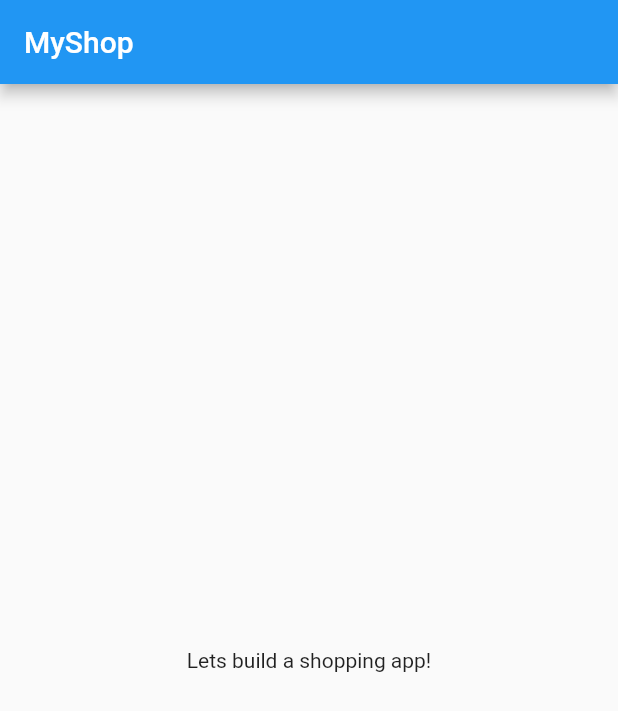
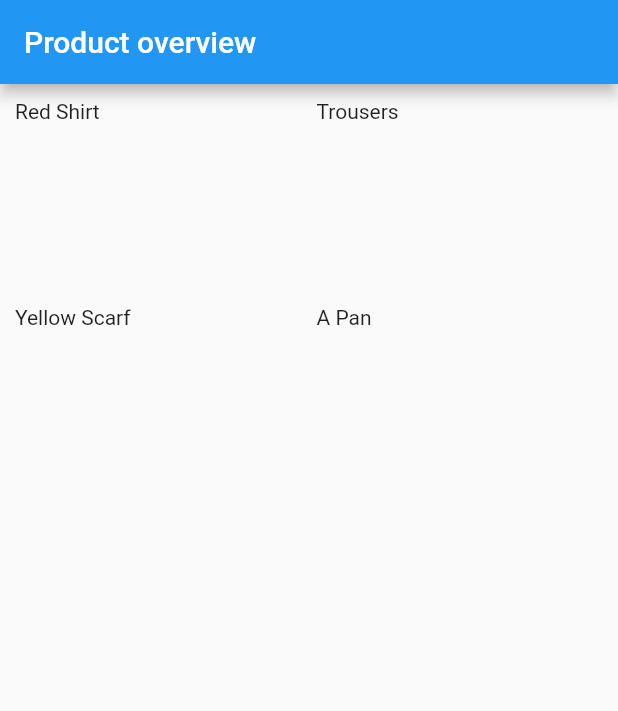
Before and after one commit to gustavolsilvano/flutter_my_shop, a Flutter app: the screen it shows after launch, on a phone screen of 412 x 824 dp. Shown: the top 711 px of the screen. Run offline on Flutter 3.47's test engine with Material 2 defaults, Android fonts, the phone set to English and light mode, and no system bars.

Commit message:
feat: adding products_overview_screen

```diff
--- a/lib/main.dart
+++ b/lib/main.dart
@@ -1,4 +1,5 @@
 import 'package:flutter/material.dart';
+import 'package:flutter_my_shop/screens/products_overview_screen.dart';
 
 void main() {
   runApp(const MyApp());
@@ -14,25 +15,10 @@ class MyApp extends StatelessWidget {
       theme: ThemeData(
         primarySwatch: Colors.blue,
       ),
-      home: const MyHomePage(),
+      routes: {
+        '/': (_) => ProductOverviewScreen(),
+        ProductOverviewScreen.routeName: (_) => ProductOverviewScreen()
+      },
     );
   }
 }
-
-class MyHomePage extends StatefulWidget {
-  const MyHomePage({super.key});
-
-  @override
-  State<MyHomePage> createState() => _MyHomePageState();
-}
-
-class _MyHomePageState extends State<MyHomePage> {
-  @override
-  Widget build(BuildContext context) {
-    return Scaffold(
-        appBar: AppBar(
-          title: const Text('MyShop'),
-        ),
-        body: const Center(child: Text('Let\s build a shopping app!')));
-  }
-}
--- /dev/null
+++ b/lib/models/product.dart
@@ -0,0 +1,16 @@
+class Product {
+  final String id;
+  final String title;
+  final String description;
+  final double price;
+  final String imageUrl;
+  bool isFavorite;
+
+  Product(
+      {required this.id,
+      required this.title,
+      required this.description,
+      required this.price,
+      required this.imageUrl,
+      this.isFavorite = false});
+}
--- /dev/null
+++ b/lib/screens/products_overview_screen.dart
@@ -0,0 +1,63 @@
+import 'package:flutter/material.dart';
+import 'package:flutter_my_shop/models/product.dart';
+
+class ProductOverviewScreen extends StatelessWidget {
+  static String routeName = 'product_overview_screen';
+
+  final List<Product> loadedProducts = [
+    Product(
+      id: 'p1',
+      title: 'Red Shirt',
+      description: 'A red shirt - it is pretty red!',
+      price: 29.99,
+      imageUrl:
+          'https://cdn.pixabay.com/photo/2016/10/02/22/17/red-t-shirt-1710578_1280.jpg',
+    ),
+    Product(
+      id: 'p2',
+      title: 'Trousers',
+      description: 'A nice pair of trousers.',
+      price: 59.99,
+      imageUrl:
+          'https://upload.wikimedia.org/wikipedia/commons/thumb/e/e8/Trousers%2C_dress_%28AM_1960.022-8%29.jpg/512px-Trousers%2C_dress_%28AM_1960.022-8%29.jpg',
+    ),
+    Product(
+      id: 'p3',
+      title: 'Yellow Scarf',
+      description: 'Warm and cozy - exactly what you need for the winter.',
+      price: 19.99,
+      imageUrl:
+          'https://live.staticflickr.com/4043/4438260868_cc79b3369d_z.jpg',
+    ),
+    Product(
+      id: 'p4',
+      title: 'A Pan',
+      description: 'Prepare any meal you want.',
+      price: 49.99,
+      imageUrl:
+          'https://upload.wikimedia.org/wikipedia/commons/thumb/1/14/Cast-Iron-Pan.jpg/1024px-Cast-Iron-Pan.jpg',
+    ),
+  ];
+
+  ProductOverviewScreen({super.key});
+
+  @override
+  Widget build(BuildContext context) {
+    return Scaffold(
+      appBar: AppBar(
+        title: const Text('Product overview'),
+      ),
+      body: GridView.builder(
+          padding: const EdgeInsets.all(10),
+          gridDelegate: const SliverGridDelegateWithFixedCrossAxisCount(
+              crossAxisCount: 2,
+              childAspectRatio: 1.5,
+              crossAxisSpacing: 10,
+              mainAxisSpacing: 10),
+          itemCount: loadedProducts.length,
+          itemBuilder: (_, i) => Container(
+                child: Text(loadedProducts[i].title),
+              )),
+    );
+  }
+}
```
